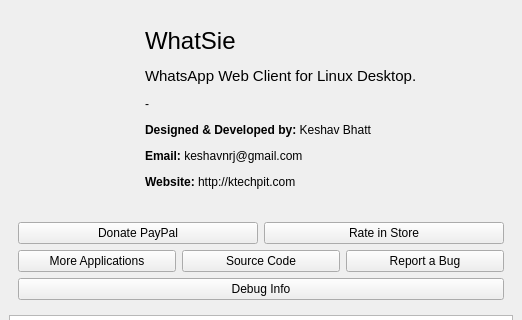
The window that src/about.ui (shakaran/whatsie) describes before a commit, drawn with Qt 5; both pictures show x 0 to 522 and y 0 to 320 of the 522 by 487 pixel window.
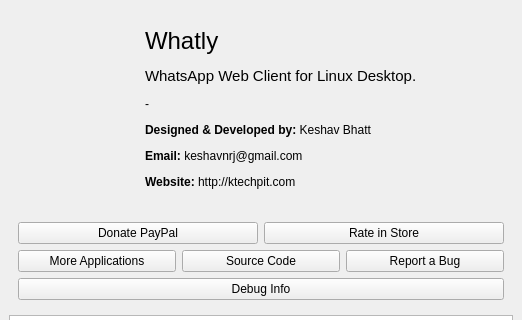
The same window after the commit. Icons and pictures are not drawn.

Commit message: refactor: rebrand the application from WhatSie to Whatly

Patch:
```diff
--- a/src/about.ui
+++ b/src/about.ui
@@ -118,7 +118,7 @@
 &lt;html&gt;&lt;head&gt;&lt;meta name=&quot;qrichtext&quot; content=&quot;1&quot; /&gt;&lt;style type=&quot;text/css&quot;&gt;
 p, li { white-space: pre-wrap; }
 &lt;/style&gt;&lt;/head&gt;&lt;body style=&quot; font-family:'Ubuntu'; font-size:11pt; font-weight:400; font-style:normal;&quot;&gt;
-&lt;p style=&quot; margin-top:12px; margin-bottom:12px; margin-left:0px; margin-right:0px; -qt-block-indent:0; text-indent:0px;&quot;&gt;&lt;span style=&quot; font-size:18pt;&quot;&gt;WhatSie&lt;/span&gt;&lt;/p&gt;
+&lt;p style=&quot; margin-top:12px; margin-bottom:12px; margin-left:0px; margin-right:0px; -qt-block-indent:0; text-indent:0px;&quot;&gt;&lt;span style=&quot; font-size:18pt;&quot;&gt;Whatly&lt;/span&gt;&lt;/p&gt;
 &lt;p style=&quot; margin-top:12px; margin-bottom:12px; margin-left:0px; margin-right:0px; -qt-block-indent:0; text-indent:0px;&quot;&gt;WhatsApp Web Client for Linux Desktop.&lt;/p&gt;&lt;/body&gt;&lt;/html&gt;</string>
               </property>
               <property name="wordWrap">
```
The commit also changes 88 other files.
